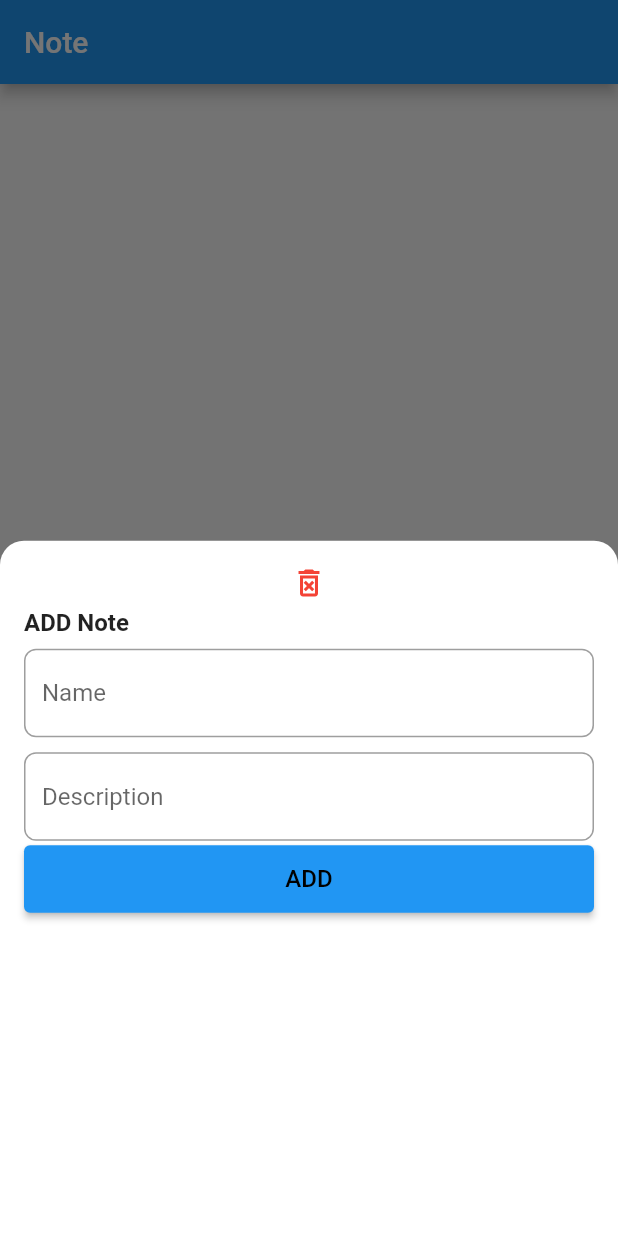
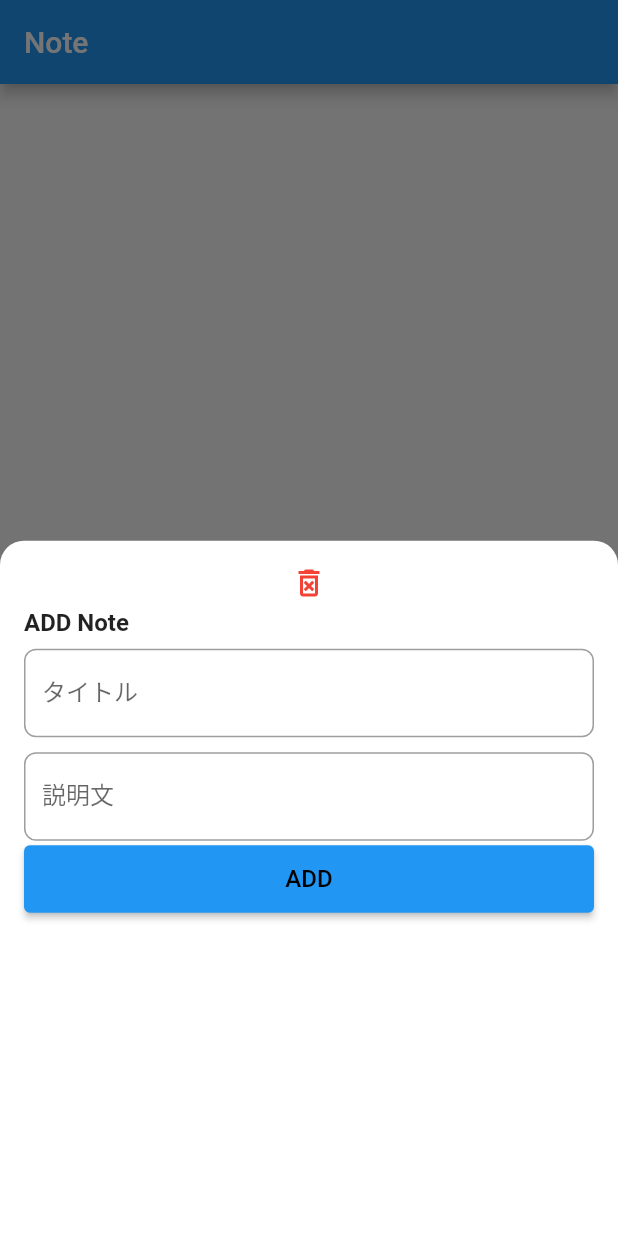
Before and after one commit to neco3coffee/flutter_tinder_learn, a Flutter app: the screen it shows after launch, after a tap on the "add" icon, on a phone screen of 412 x 824 dp. Run offline on Flutter 3.47's test engine with Material 2 defaults, Android fonts, the phone set to English and light mode, and no system bars; our stand-ins replace cloud_firestore, firebase_auth, firebase_core, get; accounts and stored records are empty; network calls fail; statements that could not run were skipped.

Commit message:
[Add]TextFormFieldのlabeltext追加 #18

```diff
--- a/lib/main.dart
+++ b/lib/main.dart
@@ -540,7 +540,8 @@ class NotePage extends GetView<NoteController> {
                       ),
                       TextFormField(
                         decoration: InputDecoration(
-                          hintText: 'Name',
+                          hintText: 'Title',
+                          labelText: 'タイトル',
                           border: OutlineInputBorder(
                             borderRadius: BorderRadius.circular(8),
                           ),
@@ -557,6 +558,7 @@ class NotePage extends GetView<NoteController> {
                         keyboardType: TextInputType.multiline,
                         decoration: InputDecoration(
                           hintText: 'Description',
+                          labelText: '説明文',
                           border: OutlineInputBorder(
                             borderRadius: BorderRadius.circular(8),
                           ),
```
